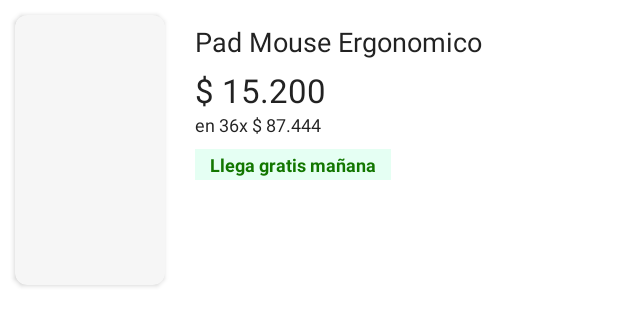
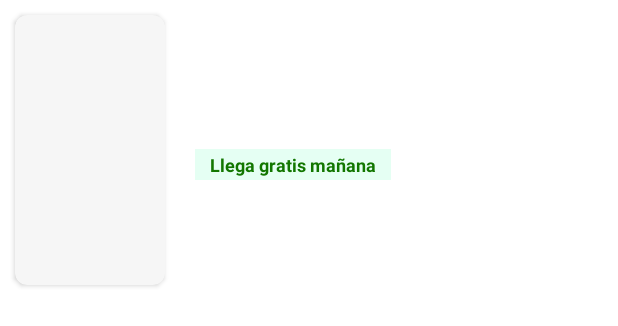
Before and after one commit to volDav/MeLi, an Android app: the layout holder_item.xml on its own in the app's theme, with its tools: preview values and no code run, on a phone screen of 412 x 824 dp. Shown: the top 326 px of the screen. Run offline under Robolectric (Android 15) with nearby library versions, the phone set to English and light mode, and no system bars.

Commit message:
Cleaninig code

```diff
--- a/app/src/main/res/layout/activity_results.xml
+++ b/app/src/main/res/layout/activity_results.xml
@@ -6,7 +6,6 @@
     android:layout_height="match_parent">
 
     <androidx.constraintlayout.widget.ConstraintLayout
-        xmlns:tools="http://schemas.android.com/tools"
         android:layout_width="match_parent"
         android:layout_height="match_parent">
 
@@ -19,8 +18,7 @@
             app:layout_constraintTop_toTopOf="parent"
             app:layout_constraintBottom_toTopOf="@+id/btnRepeat"
             app:layout_constraintStart_toStartOf="parent"
-            app:layout_constraintEnd_toEndOf="parent"
-            tools:listitem="@layout/holder_item"/>
+            app:layout_constraintEnd_toEndOf="parent"/>
 
         <Button
             android:id="@+id/btnRepeat"
--- a/app/src/main/res/layout/holder_item.xml
+++ b/app/src/main/res/layout/holder_item.xml
@@ -67,8 +67,7 @@
             android:text="@{model.title}"
             app:layout_constraintStart_toEndOf="@+id/cardPicture"
             app:layout_constraintEnd_toEndOf="parent"
-            app:layout_constraintTop_toTopOf="parent"
-            tools:text="Pad Mouse Ergonomico" />
+            app:layout_constraintTop_toTopOf="parent" />
 
         <TextView
             android:id="@+id/tvPrice"
@@ -84,8 +83,7 @@
             app:setPrice="@{model.price}"
             app:layout_constraintStart_toEndOf="@+id/cardPicture"
             app:layout_constraintEnd_toEndOf="parent"
-            app:layout_constraintTop_toBottomOf="@+id/tvTitle"
-            tools:text="$ 15.200" />
+            app:layout_constraintTop_toBottomOf="@+id/tvTitle" />
 
         <TextView
             android:id="@+id/tvFees"
@@ -98,8 +96,7 @@
             android:textSize="12sp"
             app:layout_constraintTop_toBottomOf="@+id/tvPrice"
             app:layout_constraintStart_toEndOf="@+id/cardPicture"
-            app:layout_constraintEnd_toEndOf="parent"
-            tools:text="en 36x $ 87.444" />
+            app:layout_constraintEnd_toEndOf="parent"/>
 
         <TextView
             android:layout_width="wrap_content"
@@ -114,7 +111,7 @@
             android:paddingTop="2dp"
             android:paddingBottom="2dp"
             android:background="#398CFFC9"
-            android:text="Llega gratis mañana"
+            android:text="@string/arrive_free_tomorrow"
             app:layout_constraintHorizontal_bias="0"
             app:layout_constraintStart_toEndOf="@id/cardPicture"
             app:layout_constraintTop_toBottomOf="@+id/tvFees"
--- a/app/src/main/res/values/strings.xml
+++ b/app/src/main/res/values/strings.xml
@@ -12,4 +12,8 @@
     <string name="error_service">Se presento un inconveniente</string>
     <string name="loading">Cargando</string>
     <string name="accept">Aceptar</string>
+    <string name="categories">Categorias</string>
+    <string name="search_products_and_more">Busca productos, marcas y mas...</string>
+    <string name="title_search">¿Que estas buscando?</string>
+    <string name="arrive_free_tomorrow">Llega gratis mañana</string>
 </resources>
```
Also changed, not shown: app/src/main/res/layout/activity_main.xml (+4 -6 lines), app/src/main/res/layout/search_fragment.xml (deleted, +0 -9 lines).
